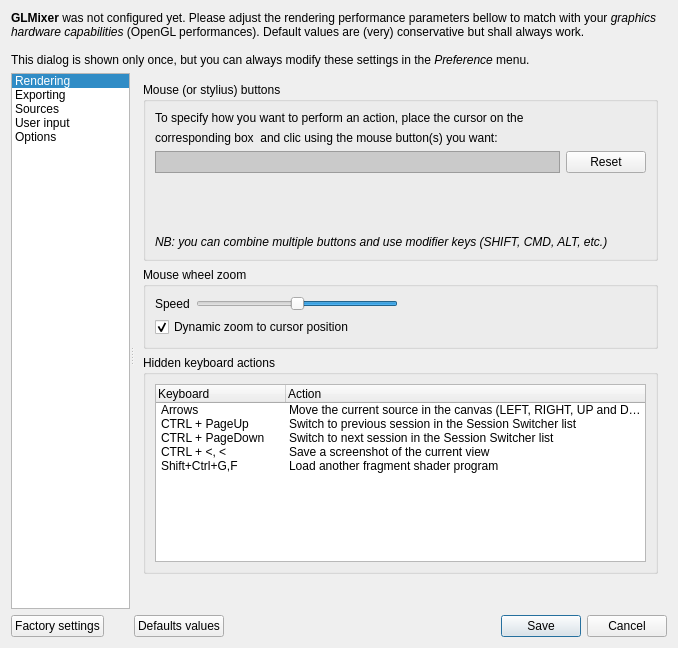
markus-wa/glmixer-mirror, file src/UserPreferencesDialog.ui: the form before one commit.
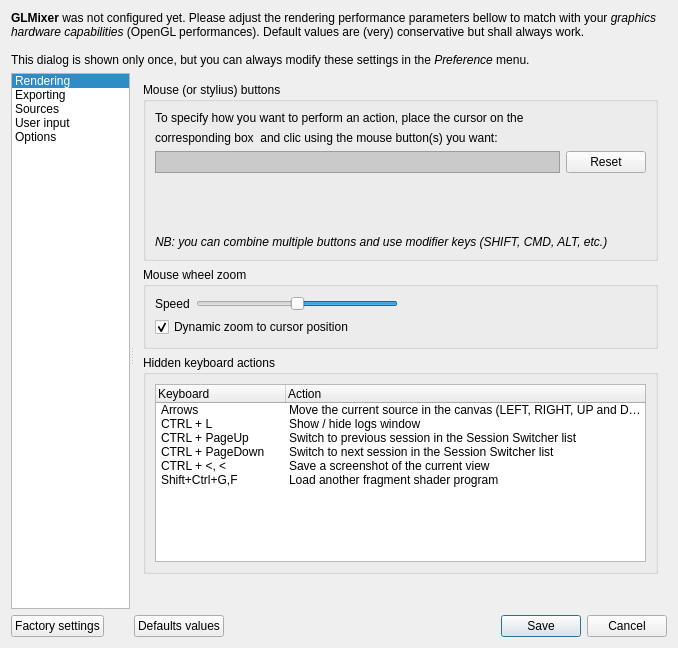
The form after the commit. The open tabs and pages were chosen to show the change. Icons and pictures are not drawn. Custom widgets are drawn as their Qt base class.

Diff of the .ui file:
```diff
--- a/src/UserPreferencesDialog.ui
+++ b/src/UserPreferencesDialog.ui
@@ -1274,6 +1274,14 @@
                   <set>ItemIsEnabled</set>
                  </property>
                 </item>
+                <item>
+                 <property name="text">
+                  <string>CTRL + L</string>
+                 </property>
+                 <property name="text">
+                  <string>Show / hide logs window</string>
+                 </property>
+                </item>
                 <item>
                  <property name="text">
                   <string>CTRL + PageUp</string>
```
Left out of the diff: 2 changed lines with no effect on the pictures.
